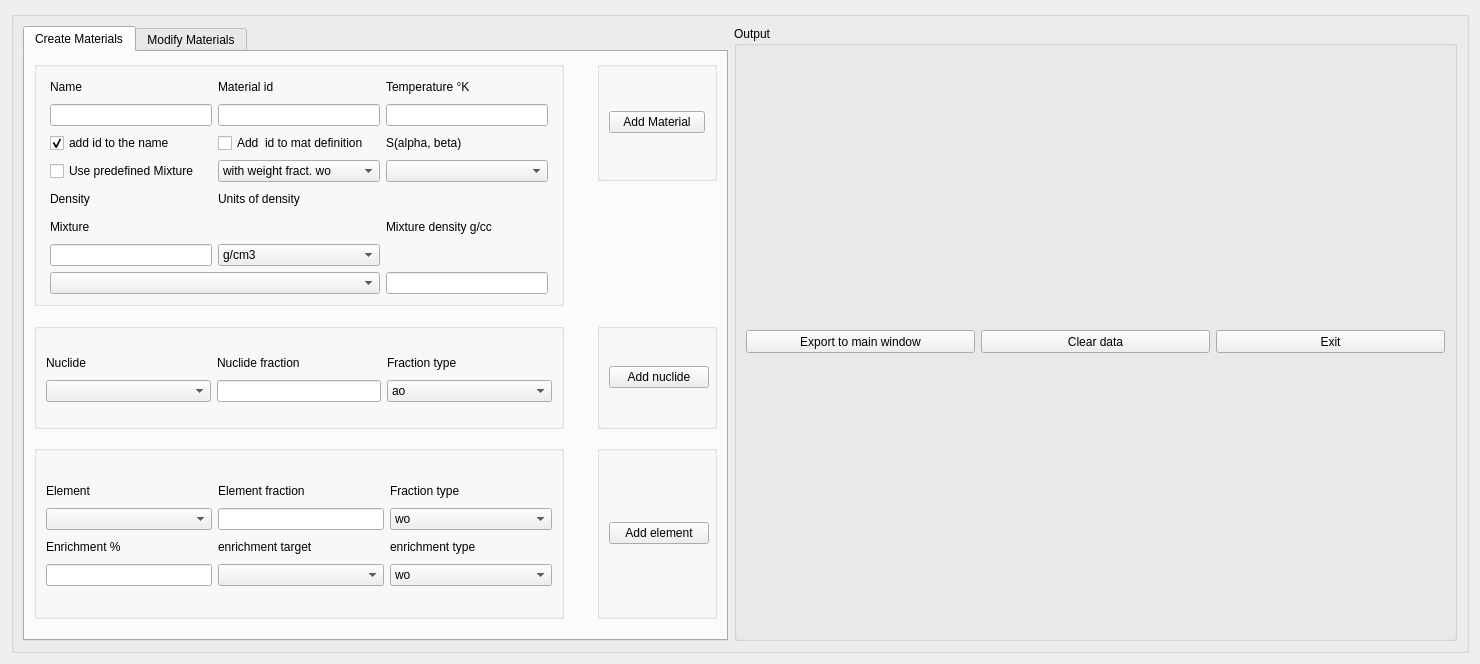
Qt form src/ui/ExportMaterials.ui (tarekbardouni/ERSN-OpenMC-Py) before a commit.
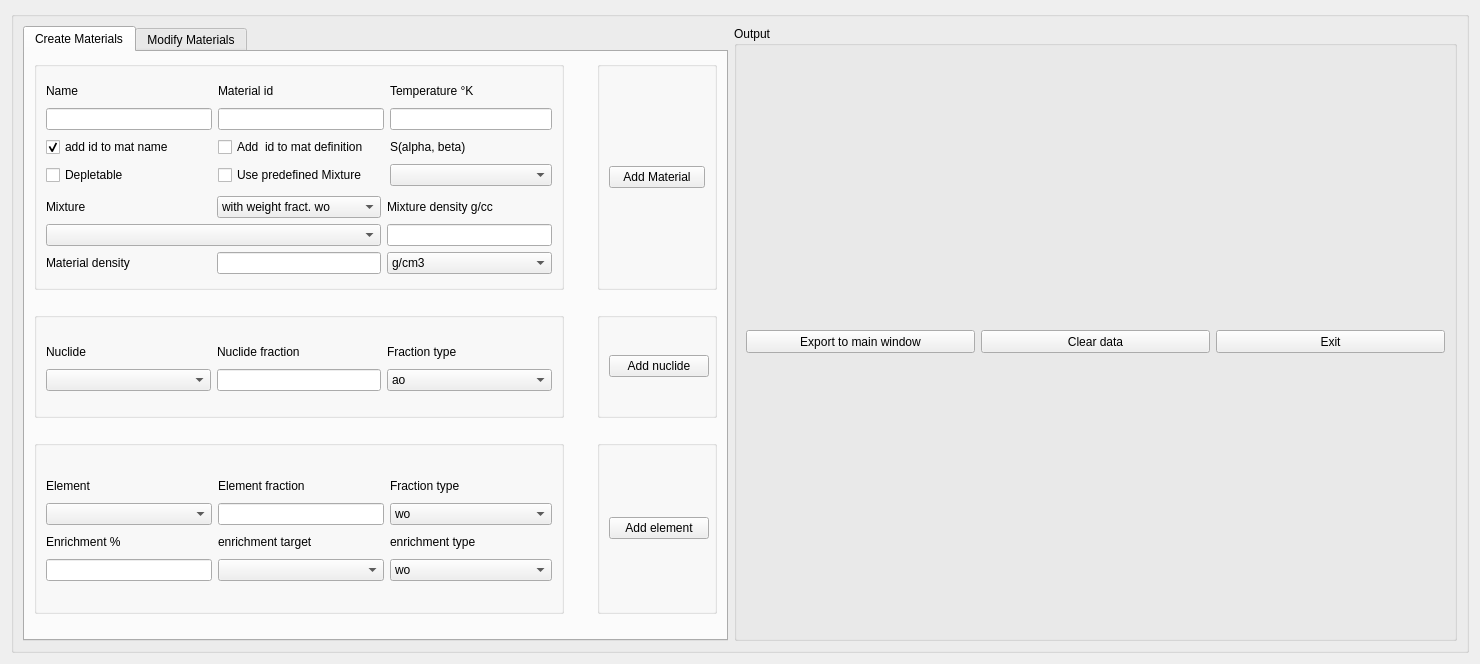
The same form after that commit. The open tabs and pages were chosen to show the change.

The edit to the form file:
```diff
--- a/src/ui/ExportMaterials.ui
+++ b/src/ui/ExportMaterials.ui
@@ -621,46 +621,6 @@
             </layout>
            </widget>
           </item>
-          <item row="0" column="2">
-           <widget class="QGroupBox" name="groupBox_5">
-            <property name="minimumSize">
-             <size>
-              <width>120</width>
-              <height>0</height>
-             </size>
-            </property>
-            <property name="maximumSize">
-             <size>
-              <width>120</width>
-              <height>16777215</height>
-             </size>
-            </property>
-            <property name="title">
-             <string/>
-            </property>
-            <layout class="QGridLayout" name="gridLayout_10">
-             <item row="0" column="0">
-              <widget class="QPushButton" name="pushButton">
-               <property name="sizePolicy">
-                <sizepolicy hsizetype="Preferred" vsizetype="Fixed">
-                 <horstretch>0</horstretch>
-                 <verstretch>0</verstretch>
-                </sizepolicy>
-               </property>
-               <property name="maximumSize">
-                <size>
-                 <width>100</width>
-                 <height>16777215</height>
-                </size>
-               </property>
-               <property name="text">
-                <string>Add Material</string>
-               </property>
-              </widget>
-             </item>
-            </layout>
-           </widget>
-          </item>
           <item row="5" column="2">
            <widget class="QGroupBox" name="groupBox_7">
             <property name="minimumSize">
@@ -731,6 +691,192 @@
              <string/>
             </property>
             <layout class="QGridLayout" name="gridLayout_23">
+             <item row="1" column="0">
+              <layout class="QGridLayout" name="gridLayout_7">
+               <item row="4" column="2">
+                <widget class="QComboBox" name="comboBox">
+                 <property name="sizePolicy">
+                  <sizepolicy hsizetype="Preferred" vsizetype="Preferred">
+                   <horstretch>0</horstretch>
+                   <verstretch>0</verstretch>
+                  </sizepolicy>
+                 </property>
+                 <property name="minimumSize">
+                  <size>
+                   <width>0</width>
+                   <height>22</height>
+                  </size>
+                 </property>
+                 <property name="maximumSize">
+                  <size>
+                   <width>111111</width>
+                   <height>22</height>
+                  </size>
+                 </property>
+                 <item>
+                  <property name="text">
+                   <string>g/cm3</string>
+                  </property>
+                 </item>
+                 <item>
+                  <property name="text">
+                   <string>g/cc</string>
+                  </property>
+                 </item>
+                 <item>
+                  <property name="text">
+                   <string>kg/m3</string>
+                  </property>
+                 </item>
+                 <item>
+                  <property name="text">
+                   <string>atom/b-cm</string>
+                  </property>
+                 </item>
+                 <item>
+                  <property name="text">
+                   <string>atom/cm3</string>
+                  </property>
+                 </item>
+                 <item>
+                  <property name="text">
+                   <string>sum</string>
+                  </property>
+                 </item>
+                 <item>
+                  <property name="text">
+                   <string>macro</string>
+                  </property>
+                 </item>
+                </widget>
+               </item>
+               <item row="4" column="1">
+                <widget class="QLineEdit" name="lineEdit_4">
+                 <property name="sizePolicy">
+                  <sizepolicy hsizetype="Preferred" vsizetype="Preferred">
+                   <horstretch>0</horstretch>
+                   <verstretch>0</verstretch>
+                  </sizepolicy>
+                 </property>
+                 <property name="minimumSize">
+                  <size>
+                   <width>162</width>
+                   <height>22</height>
+                  </size>
+                 </property>
+                 <property name="maximumSize">
+                  <size>
+                   <width>111111</width>
+                   <height>22</height>
+                  </size>
+                 </property>
+                </widget>
+               </item>
+               <item row="4" column="0">
+                <widget class="QLabel" name="label_38">
+                 <property name="sizePolicy">
+                  <sizepolicy hsizetype="Preferred" vsizetype="Preferred">
+                   <horstretch>0</horstretch>
+                   <verstretch>0</verstretch>
+                  </sizepolicy>
+                 </property>
+                 <property name="minimumSize">
+                  <size>
+                   <width>0</width>
+                   <height>22</height>
+                  </size>
+                 </property>
+                 <property name="maximumSize">
+                  <size>
+                   <width>11111</width>
+                   <height>22</height>
+                  </size>
+                 </property>
+                 <property name="text">
+                  <string>Material density</string>
+                 </property>
+                </widget>
+               </item>
+               <item row="0" column="1">
+                <widget class="QComboBox" name="Fraction_Type_CB">
+                 <property name="minimumSize">
+                  <size>
+                   <width>0</width>
+                   <height>0</height>
+                  </size>
+                 </property>
+                 <property name="maximumSize">
+                  <size>
+                   <width>11111</width>
+                   <height>16777215</height>
+                  </size>
+                 </property>
+                 <item>
+                  <property name="text">
+                   <string>with weight fract. wo</string>
+                  </property>
+                 </item>
+                 <item>
+                  <property name="text">
+                   <string>with atom fract. ao</string>
+                  </property>
+                 </item>
+                </widget>
+               </item>
+               <item row="0" column="2">
+                <widget class="QLabel" name="label_11">
+                 <property name="text">
+                  <string>Mixture density g/cc</string>
+                 </property>
+                </widget>
+               </item>
+               <item row="0" column="0">
+                <widget class="QLabel" name="label_10">
+                 <property name="minimumSize">
+                  <size>
+                   <width>164</width>
+                   <height>22</height>
+                  </size>
+                 </property>
+                 <property name="text">
+                  <string>Mixture</string>
+                 </property>
+                </widget>
+               </item>
+               <item row="1" column="2">
+                <widget class="QLineEdit" name="Mixture_Density_LE">
+                 <property name="sizePolicy">
+                  <sizepolicy hsizetype="Preferred" vsizetype="Fixed">
+                   <horstretch>0</horstretch>
+                   <verstretch>0</verstretch>
+                  </sizepolicy>
+                 </property>
+                 <property name="minimumSize">
+                  <size>
+                   <width>164</width>
+                   <height>0</height>
+                  </size>
+                 </property>
+                </widget>
+               </item>
+               <item row="1" column="0" colspan="2">
+                <widget class="QComboBox" name="Mixture_CB">
+                 <property name="minimumSize">
+                  <size>
+                   <width>0</width>
+                   <height>22</height>
+                  </size>
+                 </property>
+                 <property name="maximumSize">
+                  <size>
+                   <width>16777215</width>
+                   <height>22</height>
+                  </size>
+                 </property>
+                </widget>
+               </item>
+              </layout>
+             </item>
              <item row="0" column="0">
               <layout class="QGridLayout" name="gridLayout_21">
                <item row="0" column="0">
@@ -783,6 +929,34 @@
                  </property>
                 </widget>
                </item>
+               <item row="2" column="0">
+                <widget class="QCheckBox" name="add_id_CB">
+                 <property name="sizePolicy">
+                  <sizepolicy hsizetype="Minimum" vsizetype="Preferred">
+                   <horstretch>0</horstretch>
+                   <verstretch>0</verstretch>
+                  </sizepolicy>
+                 </property>
+                 <property name="minimumSize">
+                  <size>
+                   <width>162</width>
+                   <height>22</height>
+                  </size>
+                 </property>
+                 <property name="maximumSize">
+                  <size>
+                   <width>16777215</width>
+                   <height>22</height>
+                  </size>
+                 </property>
+                 <property name="text">
+                  <string>add id to mat name</string>
+                 </property>
+                 <property name="checked">
+                  <bool>true</bool>
+                 </property>
+                </widget>
+               </item>
                <item row="0" column="2">
                 <widget class="QLabel" name="label_43">
                  <property name="sizePolicy">
@@ -874,8 +1048,15 @@
                  </property>
                 </widget>
                </item>
-               <item row="2" column="0">
-                <widget class="QCheckBox" name="add_id_CB">
+               <item row="3" column="0">
+                <widget class="QCheckBox" name="Deplete_CB1">
+                 <property name="text">
+                  <string>Depletable</string>
+                 </property>
+                </widget>
+               </item>
+               <item row="2" column="2">
+                <widget class="QLabel" name="label_33">
                  <property name="sizePolicy">
                   <sizepolicy hsizetype="Minimum" vsizetype="Preferred">
                    <horstretch>0</horstretch>
@@ -895,10 +1076,29 @@
                   </size>
                  </property>
                  <property name="text">
-                  <string>add id to the name</string>
+                  <string>S(alpha, beta)</string>
                  </property>
-                 <property name="checked">
-                  <bool>true</bool>
+                </widget>
+               </item>
+               <item row="3" column="2">
+                <widget class="QComboBox" name="comboBox_2">
+                 <property name="sizePolicy">
+                  <sizepolicy hsizetype="Preferred" vsizetype="Preferred">
+                   <horstretch>0</horstretch>
+                   <verstretch>0</verstretch>
+                  </sizepolicy>
+                 </property>
+                 <property name="minimumSize">
+                  <size>
+                   <width>162</width>
+                   <height>22</height>
+                  </size>
+                 </property>
+                 <property name="maximumSize">
+                  <size>
+                   <width>162</width>
+                   <height>22</height>
+                  </size>
                  </property>
                 </widget>
                </item>
@@ -909,125 +1109,7 @@
                  </property>
                 </widget>
                </item>
-               <item row="2" column="2">
-                <widget class="QLabel" name="label_33">
-                 <property name="sizePolicy">
-                  <sizepolicy hsizetype="Preferred" vsizetype="Preferred">
-                   <horstretch>0</horstretch>
-                   <verstretch>0</verstretch>
-                  </sizepolicy>
-                 </property>
-                 <property name="minimumSize">
-                  <size>
-                   <width>162</width>
-                   <height>22</height>
-                  </size>
-                 </property>
-                 <property name="maximumSize">
-                  <size>
-                   <width>16777215</width>
-                   <height>22</height>
-                  </size>
-                 </property>
-                 <property name="text">
-                  <string>S(alpha, beta)</string>
-                 </property>
-                </widget>
-               </item>
-              </layout>
-             </item>
-             <item row="1" column="0">
-              <layout class="QGridLayout" name="gridLayout_7">
-               <item row="0" column="1">
-                <widget class="QComboBox" name="Fraction_Type_CB">
-                 <property name="minimumSize">
-                  <size>
-                   <width>162</width>
-                   <height>0</height>
-                  </size>
-                 </property>
-                 <property name="maximumSize">
-                  <size>
-                   <width>162</width>
-                   <height>16777215</height>
-                  </size>
-                 </property>
-                 <item>
-                  <property name="text">
-                   <string>with weight fract. wo</string>
-                  </property>
-                 </item>
-                 <item>
-                  <property name="text">
-                   <string>with atom fract. ao</string>
-                  </property>
-                 </item>
-                </widget>
-               </item>
-               <item row="1" column="0">
-                <widget class="QLabel" name="label_38">
-                 <property name="sizePolicy">
-                  <sizepolicy hsizetype="Preferred" vsizetype="Preferred">
-                   <horstretch>0</horstretch>
-                   <verstretch>0</verstretch>
-                  </sizepolicy>
-                 </property>
-                 <property name="minimumSize">
-                  <size>
-                   <width>162</width>
-                   <height>22</height>
-                  </size>
-                 </property>
-                 <property name="maximumSize">
-                  <size>
-                   <width>162</width>
-                   <height>22</height>
-                  </size>
-                 </property>
-                 <property name="text">
-                  <string>Density</string>
-                 </property>
-                </widget>
-               </item>
-               <item row="1" column="1">
-                <widget class="QLabel" name="label_42">
-                 <property name="sizePolicy">
-                  <sizepolicy hsizetype="Preferred" vsizetype="Preferred">
-                   <horstretch>0</horstretch>
-                   <verstretch>0</verstretch>
-                  </sizepolicy>
-                 </property>
-                 <property name="minimumSize">
-                  <size>
-                   <width>162</width>
-                   <height>22</height>
-                  </size>
-                 </property>
-                 <property name="maximumSize">
-                  <size>
-                   <width>162</width>
-                   <height>22</height>
-                  </size>
-                 </property>
-                 <property name="text">
-                  <string>Units of density</string>
-                 </property>
-                </widget>
-               </item>
-               <item row="2" column="0">
-                <widget class="QLabel" name="label_10">
-                 <property name="minimumSize">
-                  <size>
-                   <width>0</width>
-                   <height>22</height>
-                  </size>
-                 </property>
-                 <property name="text">
-                  <string>Mixture</string>
-                 </property>
-                </widget>
-               </item>
-               <item row="0" column="0">
+               <item row="3" column="1">
                 <widget class="QCheckBox" name="Check_Mixture_CB">
                  <property name="sizePolicy">
                   <sizepolicy hsizetype="Preferred" vsizetype="Fixed">
@@ -1037,13 +1119,13 @@
                  </property>
                  <property name="minimumSize">
                   <size>
-                   <width>162</width>
+                   <width>0</width>
                    <height>0</height>
                   </size>
                  </property>
                  <property name="maximumSize">
                   <size>
-                   <width>162</width>
+                   <width>111111</width>
                    <height>16777215</height>
                   </size>
                  </property>
@@ -1052,152 +1134,47 @@
                  </property>
                 </widget>
                </item>
-               <item row="2" column="2">
-                <widget class="QLabel" name="label_11">
-                 <property name="text">
-                  <string>Mixture density g/cc</string>
-                 </property>
-                </widget>
-               </item>
-               <item row="0" column="2">
-                <widget class="QComboBox" name="comboBox_2">
-                 <property name="sizePolicy">
-                  <sizepolicy hsizetype="Preferred" vsizetype="Preferred">
-                   <horstretch>0</horstretch>
-                   <verstretch>0</verstretch>
-                  </sizepolicy>
-                 </property>
-                 <property name="minimumSize">
-                  <size>
-                   <width>162</width>
-                   <height>22</height>
-                  </size>
-                 </property>
-                 <property name="maximumSize">
-                  <size>
-                   <width>162</width>
-                   <height>22</height>
-                  </size>
-                 </property>
-                </widget>
-               </item>
-               <item row="3" column="0">
-                <widget class="QLineEdit" name="lineEdit_4">
-                 <property name="sizePolicy">
-                  <sizepolicy hsizetype="Preferred" vsizetype="Preferred">
-                   <horstretch>0</horstretch>
-                   <verstretch>0</verstretch>
-                  </sizepolicy>
-                 </property>
-                 <property name="minimumSize">
-                  <size>
-                   <width>162</width>
-                   <height>22</height>
-                  </size>
-                 </property>
-                 <property name="maximumSize">
-                  <size>
-                   <width>162</width>
-                   <height>22</height>
-                  </size>
-                 </property>
-                </widget>
-               </item>
-               <item row="3" column="1">
-                <widget class="QComboBox" name="comboBox">
-                 <property name="sizePolicy">
-                  <sizepolicy hsizetype="Preferred" vsizetype="Preferred">
-                   <horstretch>0</horstretch>
-                   <verstretch>0</verstretch>
-                  </sizepolicy>
-                 </property>
-                 <property name="minimumSize">
-                  <size>
-                   <width>162</width>
-                   <height>22</height>
-                  </size>
-                 </property>
-                 <property name="maximumSize">
-                  <size>
-                   <width>162</width>
-                   <height>22</height>
-                  </size>
-                 </property>
-                 <item>
-                  <property name="text">
-                   <string>g/cm3</string>
-                  </property>
-                 </item>
-                 <item>
-                  <property name="text">
-                   <string>g/cc</string>
-                  </property>
-                 </item>
-                 <item>
-                  <property name="text">
-                   <string>kg/m3</string>
-                  </property>
-                 </item>
-                 <item>
-                  <property name="text">
-                   <string>atom/b-cm</string>
-                  </property>
-                 </item>
-                 <item>
-                  <property name="text">
-                   <string>atom/cm3</string>
-                  </property>
-                 </item>
-                 <item>
-                  <property name="text">
-                   <string>sum</string>
-                  </property>
-                 </item>
-                 <item>
-                  <property name="text">
-                   <string>macro</string>
-                  </property>
-                 </item>
-                </widget>
-               </item>
-               <item row="1" column="2">
-                <widget class="QLabel" name="label_12">
-                 <property name="text">
-                  <string/>
-                 </property>
-                </widget>
-               </item>
               </layout>
              </item>
-             <item row="2" column="0">
-              <layout class="QGridLayout" name="gridLayout">
-               <item row="1" column="2">
-                <widget class="QLineEdit" name="Mixture_Density_LE">
-                 <property name="sizePolicy">
-                  <sizepolicy hsizetype="Preferred" vsizetype="Fixed">
-                   <horstretch>0</horstretch>
-                   <verstretch>0</verstretch>
-                  </sizepolicy>
-                 </property>
-                </widget>
-               </item>
-               <item row="1" column="0" colspan="2">
-                <widget class="QComboBox" name="Mixture_CB">
-                 <property name="minimumSize">
-                  <size>
-                   <width>0</width>
-                   <height>22</height>
-                  </size>
-                 </property>
-                 <property name="maximumSize">
-                  <size>
-                   <width>16777215</width>
-                   <height>22</height>
-                  </size>
-                 </property>
-                </widget>
-               </item>
-              </layout>
+            </layout>
+           </widget>
+          </item>
+          <item row="0" column="2" rowspan="2">
+           <widget class="QGroupBox" name="groupBox_5">
+            <property name="minimumSize">
+             <size>
+              <width>120</width>
+              <height>229</height>
+             </size>
+            </property>
+            <property name="maximumSize">
+             <size>
+              <width>120</width>
+              <height>16777215</height>
+             </size>
+            </property>
+            <property name="title">
+             <string/>
+            </property>
+            <layout class="QGridLayout" name="gridLayout_10">
+             <item row="0" column="0">
+              <widget class="QPushButton" name="pushButton">
+               <property name="sizePolicy">
+                <sizepolicy hsizetype="Preferred" vsizetype="Fixed">
+                 <horstretch>0</horstretch>
+                 <verstretch>0</verstretch>
+                </sizepolicy>
+               </property>
+               <property name="maximumSize">
+                <size>
+                 <width>100</width>
+                 <height>16777215</height>
+                </size>
+               </property>
+               <property name="text">
+                <string>Add Material</string>
+               </property>
+              </widget>
              </item>
             </layout>
            </widget>
@@ -1228,7 +1205,7 @@
             </property>
             <layout class="QGridLayout" name="gridLayout_14">
              <item row="0" column="0" colspan="2">
-              <layout class="QGridLayout" name="gridLayout_3">
+              <layout class="QGridLayout" name="gridLayout">
                <item row="0" column="0">
                 <widget class="QLabel" name="label_48">
                  <property name="sizePolicy">
@@ -1319,7 +1296,61 @@
                  </property>
                 </widget>
                </item>
-               <item row="4" column="1">
+               <item row="2" column="2">
+                <widget class="QLabel" name="label_12">
+                 <property name="text">
+                  <string>Volume/cc</string>
+                 </property>
+                </widget>
+               </item>
+               <item row="2" column="3">
+                <widget class="QLabel" name="label_34">
+                 <property name="sizePolicy">
+                  <sizepolicy hsizetype="Preferred" vsizetype="Preferred">
+                   <horstretch>0</horstretch>
+                   <verstretch>0</verstretch>
+                  </sizepolicy>
+                 </property>
+                 <property name="minimumSize">
+                  <size>
+                   <width>0</width>
+                   <height>22</height>
+                  </size>
+                 </property>
+                 <property name="maximumSize">
+                  <size>
+                   <width>16777215</width>
+                   <height>22</height>
+                  </size>
+                 </property>
+                 <property name="text">
+                  <string>S(alpha, beta)</string>
+                 </property>
+                </widget>
+               </item>
+               <item row="3" column="0">
+                <widget class="QLineEdit" name="Density_LE">
+                 <property name="sizePolicy">
+                  <sizepolicy hsizetype="Preferred" vsizetype="Preferred">
+                   <horstretch>0</horstretch>
+                   <verstretch>0</verstretch>
+                  </sizepolicy>
+                 </property>
+                 <property name="minimumSize">
+                  <size>
+                   <width>0</width>
+                   <height>22</height>
+                  </size>
+                 </property>
+                 <property name="maximumSize">
+                  <size>
+                   <width>16777215</width>
+                   <height>22</height>
+                  </size>
+                 </property>
+                </widget>
+               </item>
+               <item row="3" column="1">
                 <widget class="QComboBox" name="Density_Unit_CB">
                  <property name="sizePolicy">
                   <sizepolicy hsizetype="Preferred" vsizetype="Preferred">
```
Left out of the diff: 317 changed lines with no effect on the pictures.
